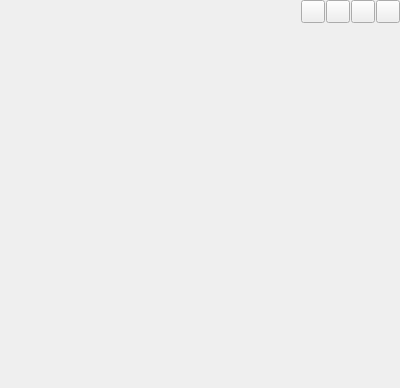
Qt form classes/widget/containerwidget.ui (vlarry/configurator) before a commit.
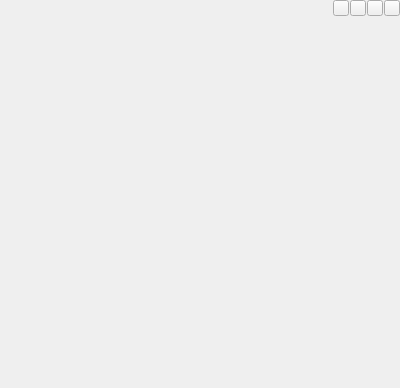
The same form after that commit. Icons and pictures are not drawn.

The edit to the form file:
```diff
--- a/classes/widget/containerwidget.ui
+++ b/classes/widget/containerwidget.ui
@@ -48,6 +48,18 @@
          <verstretch>0</verstretch>
         </sizepolicy>
        </property>
+       <property name="minimumSize">
+        <size>
+         <width>0</width>
+         <height>16</height>
+        </size>
+       </property>
+       <property name="maximumSize">
+        <size>
+         <width>16777215</width>
+         <height>16</height>
+        </size>
+       </property>
        <property name="text">
         <string/>
        </property>
@@ -58,13 +70,40 @@
      </item>
      <item>
       <widget class="QToolButton" name="toolButtonHeaderFunction">
+       <property name="minimumSize">
+        <size>
+         <width>16</width>
+         <height>16</height>
+        </size>
+       </property>
+       <property name="maximumSize">
+        <size>
+         <width>16</width>
+         <height>16</height>
+        </size>
+       </property>
        <property name="text">
         <string/>
        </property>
+       <property name="checkable">
+        <bool>true</bool>
+       </property>
       </widget>
      </item>
      <item>
       <widget class="QToolButton" name="toolButtonHeaderMinimize">
+       <property name="minimumSize">
+        <size>
+         <width>16</width>
+         <height>16</height>
+        </size>
+       </property>
+       <property name="maximumSize">
+        <size>
+         <width>16</width>
+         <height>16</height>
+        </size>
+       </property>
        <property name="text">
         <string/>
        </property>
@@ -76,6 +115,18 @@
      </item>
      <item>
       <widget class="QToolButton" name="toolButtonHeaderExpand">
+       <property name="minimumSize">
+        <size>
+         <width>16</width>
+         <height>16</height>
+        </size>
+       </property>
+       <property name="maximumSize">
+        <size>
+         <width>16</width>
+         <height>16</height>
+        </size>
+       </property>
        <property name="text">
         <string/>
        </property>
@@ -87,6 +138,18 @@
      </item>
      <item>
       <widget class="QToolButton" name="toolButtonHeaderClose">
+       <property name="minimumSize">
+        <size>
+         <width>16</width>
+         <height>16</height>
+        </size>
+       </property>
+       <property name="maximumSize">
+        <size>
+         <width>16</width>
+         <height>16</height>
+        </size>
+       </property>
        <property name="text">
         <string/>
        </property>
```
